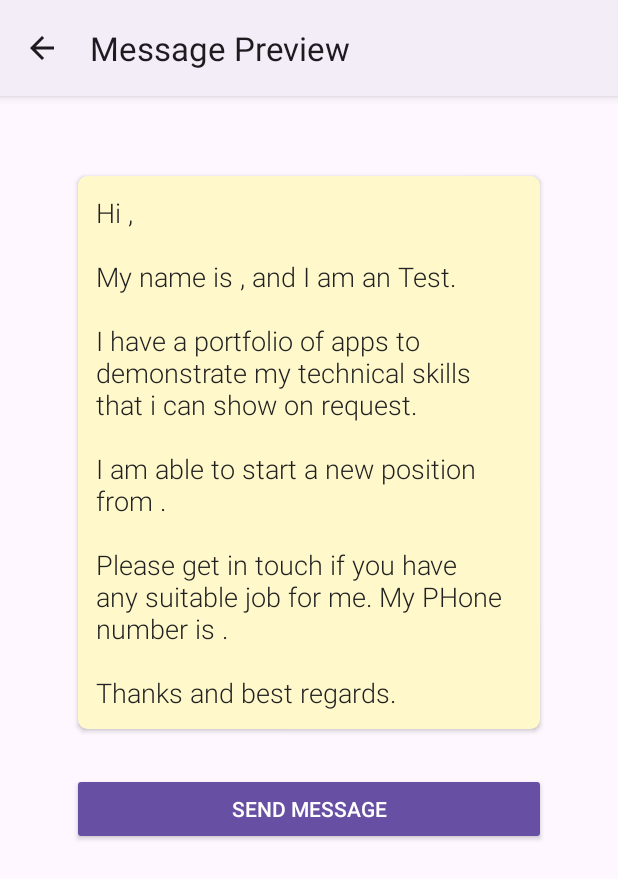
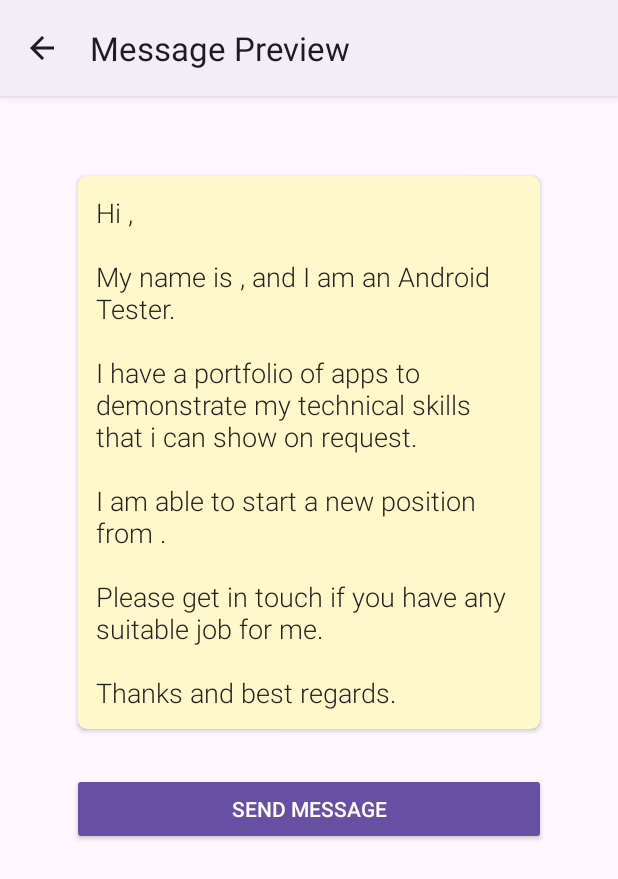
Before and after one commit to kem79/My-Self-Promo-App, an Android app: the screen it shows after launch (PreviewActivity), after a tap on "PREVIEW MESSAGE", on a phone screen of 412 x 824 dp. Shown: the top 879 px of the screen. Run offline under Robolectric (Android 15) with nearby library versions, the phone set to English and light mode, and no system bars.

Commit message:
Add intent to send message by SMS #11

```diff
--- a/app/src/main/java/com/marcal/selfpromoapp/MainActivity.kt
+++ b/app/src/main/java/com/marcal/selfpromoapp/MainActivity.kt
@@ -21,7 +21,11 @@ class MainActivity : AppCompatActivity() {
             onPreviewClicked()
         }
 
-        val spinnerValues: Array<String> = arrayOf("Test", "Developer", "Manager")
+        val spinnerValues: Array<String> = arrayOf(
+            "Android Tester",
+            "Android Developer",
+            "Android Security Engineer"
+        )
         val spinnerAdapter = ArrayAdapter(this,
             android.R.layout.simple_spinner_dropdown_item,
             spinnerValues)
--- a/app/src/main/java/com/marcal/selfpromoapp/PreviewActivity.kt
+++ b/app/src/main/java/com/marcal/selfpromoapp/PreviewActivity.kt
@@ -1,24 +1,31 @@
 package com.marcal.selfpromoapp
 
+import android.content.Intent
 import android.os.Bundle
-import androidx.activity.enableEdgeToEdge
 import androidx.appcompat.app.AppCompatActivity
-import androidx.core.view.ViewCompat
-import androidx.core.view.WindowInsetsCompat
+import androidx.core.net.toUri
 import com.marcal.selfpromoapp.databinding.ActivityPreviewBinding
 
 class PreviewActivity : AppCompatActivity() {
+
+    private lateinit var message: Message
+    private lateinit var messagePreviewText: String
+    private lateinit var binding: ActivityPreviewBinding
+
     override fun onCreate(savedInstanceState: Bundle?) {
         super.onCreate(savedInstanceState)
-        val binding = ActivityPreviewBinding.inflate(layoutInflater)
+        binding = ActivityPreviewBinding.inflate(layoutInflater)
         val view = binding.root
         setContentView(view)
+        displayMessage()
+        setupButton()
+    }
 
+    private fun displayMessage() {
         // casting with "as"
-        val message = intent.getSerializableExtra("Message") as Message
-
+        message = intent.getSerializableExtra("Message") as Message
         // raw string with triple quotes
-        val messagePreviewText = """
+        messagePreviewText = """
                 Hi ${message.contactName},
 
                 My name is ${message.myDisplayName}, and I am ${message.getFullJobDescription()}.
@@ -27,12 +34,20 @@ class PreviewActivity : AppCompatActivity() {
 
                 I am able to start a new position ${message.getAvailability()}.
 
-            Please get in touch if you have any suitable job for me. My PHone number is ${message.contactNumber}.
+                Please get in touch if you have any suitable job for me.
 
                 Thanks and best regards.
             """.trimIndent()
+        binding.textViewMessage.text = messagePreviewText
+    }
 
-        binding.textViewMessage.text = messagePreviewText
-
+    private fun setupButton() {
+        binding.buttonSendMessage.setOnClickListener {
+            val intent = Intent(Intent.ACTION_SENDTO).apply {
+                data = "smsto: ${message.contactNumber}".toUri()
+                putExtra("sms_body", messagePreviewText)
+            }
+            startActivity(intent)
         }
     }
+}
```
Also changed, not shown: app/src/main/AndroidManifest.xml (+6 -1 lines). Lines whose indentation alone changed are shown as unchanged.
